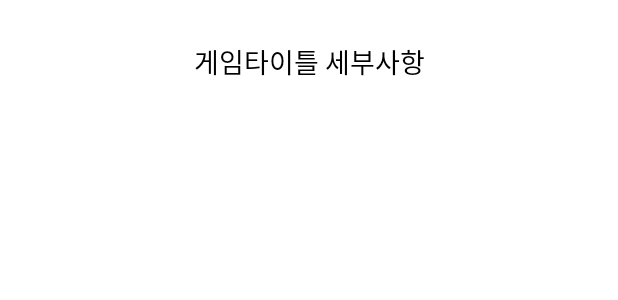
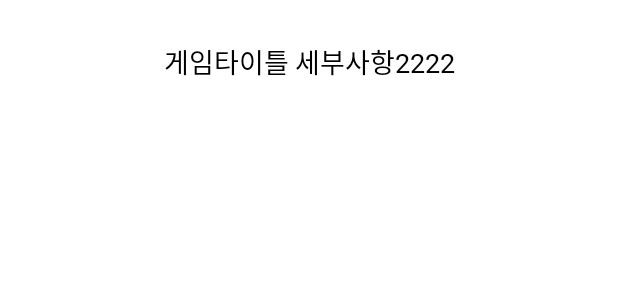
Before and after one commit to mrshin81/GAMA, an Android app: the layout title_dialog.xml on its own in the app's theme, with its tools: preview values and no code run, on a phone screen of 412 x 824 dp. Shown: the top 300 px of the screen. Run offline under Robolectric (Android 15) with nearby library versions, the phone set to English and light mode, and no system bars.

Commit message:
strings.xml changed

```diff
--- a/app/src/main/res/values/strings.xml
+++ b/app/src/main/res/values/strings.xml
@@ -48,7 +48,7 @@
     <string name="title_buy_price_edit_text">구입하신 가격을 입력하세요.</string>
 
     <!-- GameTitle Dialog용 strings -->
-    <string name="titledialog_title_text">게임타이틀&#160;세부사항</string>
+    <string name="titledialog_title_text">게임타이틀&#160;세부사항2222</string>
 
 
 </resources>
```
